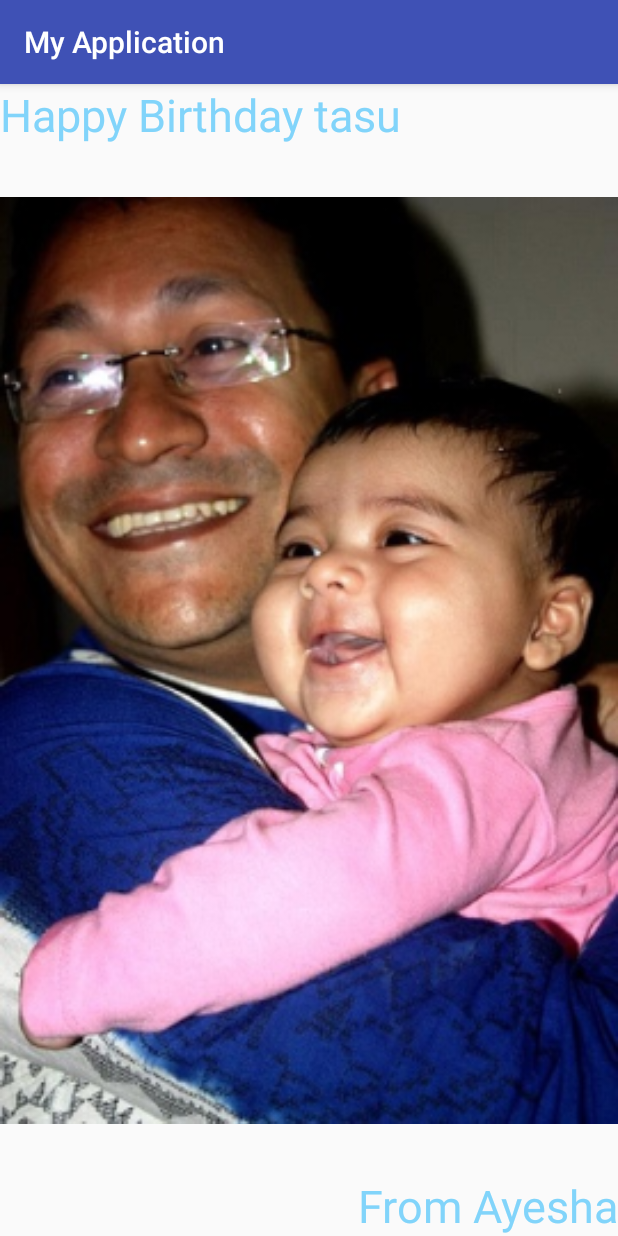
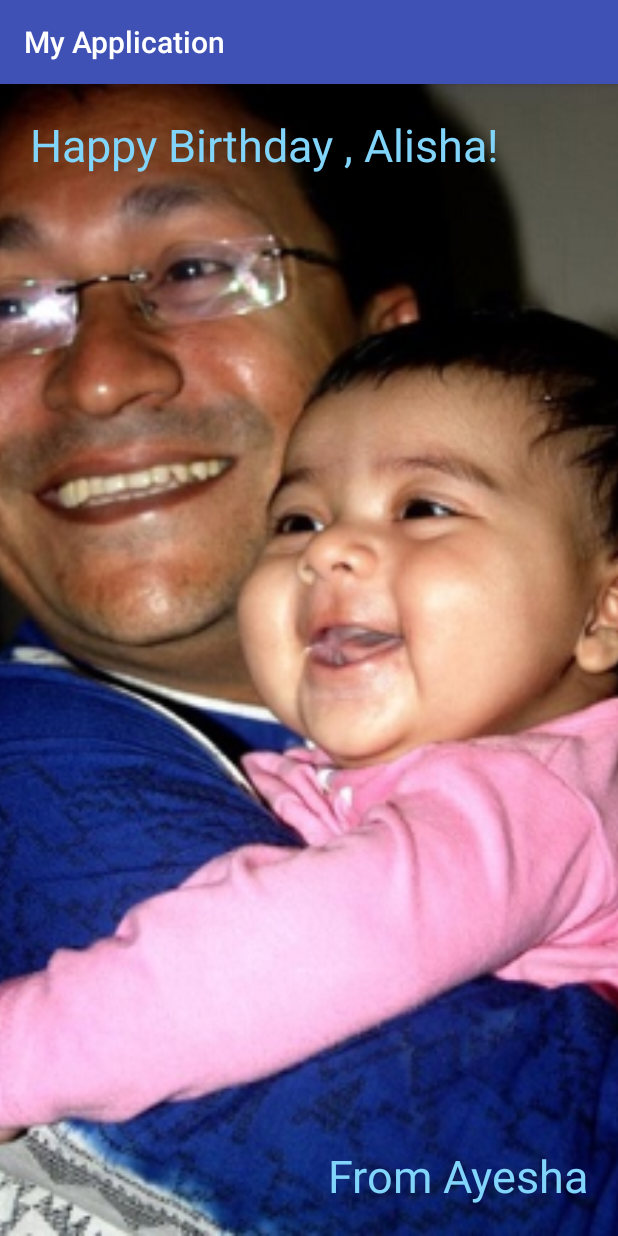
Before and after one commit to Ayesha049/Book-Exchange, an Android app: the screen it shows after launch (MainActivity), on a phone screen of 412 x 824 dp. Run offline under Robolectric (Android 15) with nearby library versions, the phone set to English and light mode, and no system bars.

Commit message:
user interface task completed

```diff
--- a/androidUiTest/app/src/main/res/layout/activity_main.xml
+++ b/androidUiTest/app/src/main/res/layout/activity_main.xml
@@ -11,6 +11,7 @@
         android:id="@+id/img"
         android:layout_width="match_parent"
         android:layout_height="match_parent"
+        android:scaleType="centerCrop"
         android:src="@drawable/test"
         />
     <TextView
@@ -19,7 +20,8 @@
         android:layout_height="wrap_content"
         android:layout_alignParentTop="true"
         android:layout_alignParentLeft="true"
-        android:text="Happy Birthday tasu"
+        android:text="Happy Birthday , Alisha!"
+        android:padding="20dp"
         android:textColor="#81D4FA"
         android:textSize="30dp"
         />
@@ -31,6 +33,7 @@
         android:layout_alignParentRight="true"
         android:text="From Ayesha"
         android:textColor="#81D4FA"
+        android:padding="20dp"
         android:textSize="30dp"
         />
 
```
